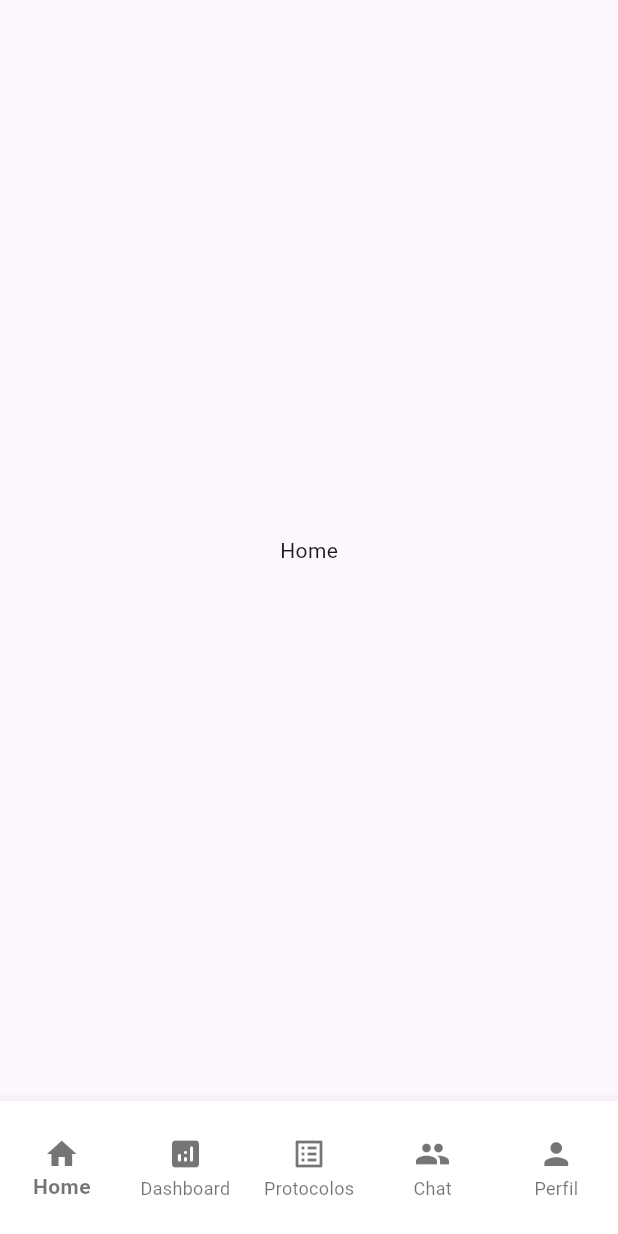
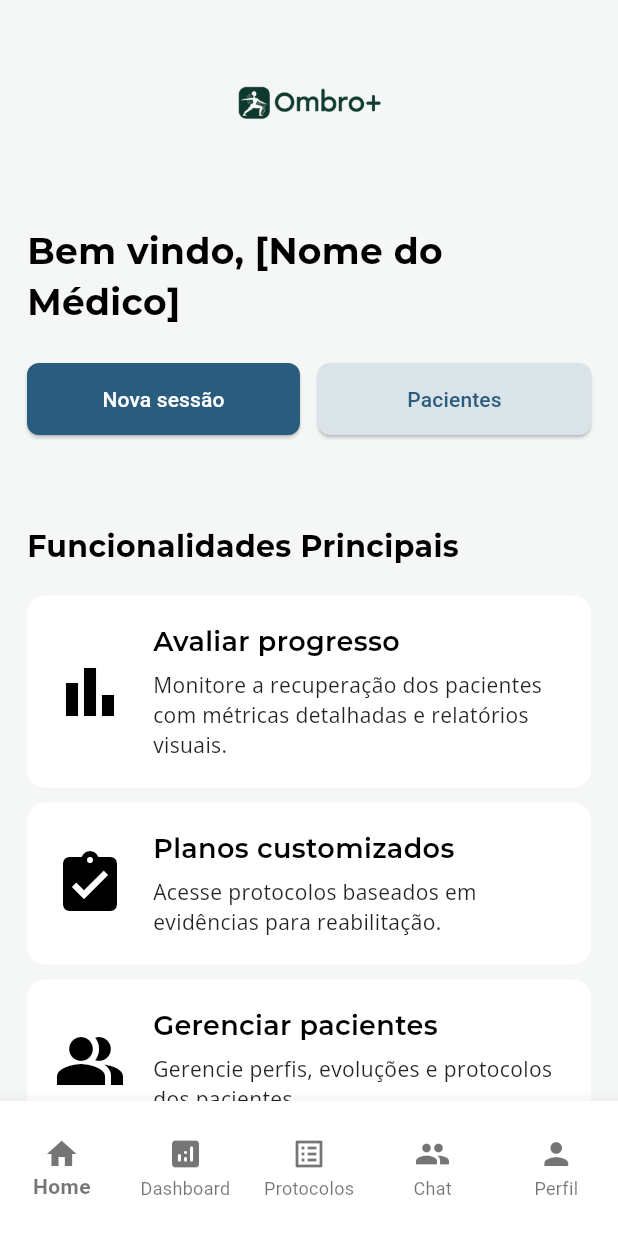
Before and after one commit to RafaelBertasso/OmbroPlus, a Flutter app: the DoctorHomePage screen opened by its route, on a phone screen of 412 x 824 dp. Run offline on Flutter 3.47's test engine with Material 3 defaults, Android fonts, the phone set to English and light mode, and no system bars; our stand-ins replace google_fonts.

Commit message:
First commit

```diff
--- /dev/null
+++ b/lib/components/feature.card.dart
@@ -0,0 +1,63 @@
+import 'package:flutter/material.dart';
+import 'package:google_fonts/google_fonts.dart';
+
+class FeatureCard extends StatelessWidget {
+  final String title;
+  final String description;
+  final IconData icon;
+  final Color color;
+  final VoidCallback onTap;
+
+  const FeatureCard({
+    super.key,
+    required this.title,
+    required this.description,
+    required this.icon,
+    required this.color,
+    required this.onTap,
+  });
+
+  @override
+  Widget build(BuildContext context) {
+    return InkWell(
+      onTap: onTap,
+      borderRadius: BorderRadius.circular(12),
+      child: Container(
+        padding: EdgeInsets.all(18.0),
+        decoration: BoxDecoration(
+          color: color,
+          borderRadius: BorderRadius.circular(12),
+        ),
+        child: Row(
+          children: [
+            Icon(icon, size: 48, color: Color.fromARGB(255, 0, 0, 0)),
+            SizedBox(width: 18),
+            Expanded(
+              child: Column(
+                crossAxisAlignment: CrossAxisAlignment.start,
+                children: [
+                  Text(
+                    title,
+                    style: GoogleFonts.montserrat(
+                      fontSize: 18,
+                      fontWeight: FontWeight.w600,
+                      color: Color.fromARGB(255, 0, 0, 0),
+                    ),
+                  ),
+                  SizedBox(height: 6),
+                  Text(
+                    description,
+                    style: GoogleFonts.openSans(
+                      fontSize: 14,
+                      color: Colors.black87,
+                    ),
+                  ),
+                ],
+              ),
+            ),
+          ],
+        ),
+      ),
+    );
+  }
+}
--- a/lib/screens/doctor.home.page.dart
+++ b/lib/screens/doctor/doctor.dashboard.page.dart
@@ -1,15 +1,17 @@
 import 'package:flutter/material.dart';
 import 'package:flutter_app_tg/components/doctor.navbar.dart';
 
-class DoctorHomePage extends StatefulWidget {
-  const DoctorHomePage({super.key});
+class DoctorDashboardPage extends StatefulWidget {
+  const DoctorDashboardPage({super.key});
 
   @override
-  State<DoctorHomePage> createState() => _DoctorHomePageState();
+  State<DoctorDashboardPage> createState() => _DoctorDashboardPageState();
 }
 
-class _DoctorHomePageState extends State<DoctorHomePage> {
-  int _selectedIndex = 0;
+class _DoctorDashboardPageState extends State<DoctorDashboardPage> {
+  int _selectedIndex = 1;
+  String? selectedPatient;
+  final List<String> patients = ['Patient 1', 'Patient 2', 'Patient 3'];
 
   void _onTabTapped(int index) {
     setState(() {
@@ -22,7 +24,8 @@ class _DoctorHomePageState extends State<DoctorHomePage> {
   @override
   Widget build(BuildContext context) {
     return Scaffold(
-      body: Center(child: Text('Home')),
+      backgroundColor: const Color(0xFFF4F7F6),
+      body: Text('oi'),
       bottomNavigationBar: DoctorNavbar(
         currentIndex: _selectedIndex,
         onTap: _onTabTapped,
--- /dev/null
+++ b/lib/screens/doctor/doctor.home.page.dart
@@ -0,0 +1,145 @@
+import 'package:flutter/material.dart';
+import 'package:flutter_app_tg/components/doctor.navbar.dart';
+import 'package:flutter_app_tg/components/feature.card.dart';
+import 'package:google_fonts/google_fonts.dart';
+
+class DoctorHomePage extends StatefulWidget {
+  const DoctorHomePage({super.key});
+
+  @override
+  State<DoctorHomePage> createState() => _DoctorHomePageState();
+}
+
+class _DoctorHomePageState extends State<DoctorHomePage> {
+  int _selectedIndex = 0;
+
+  void _onTabTapped(int index) {
+    setState(() {
+      _selectedIndex = index;
+    });
+    // Aqui você pode adicionar lógica para navegar para diferentes páginas
+    // dependendo do índice selecionado, se necessário.
+  }
+
+  @override
+  Widget build(BuildContext context) {
+    return Scaffold(
+      backgroundColor: const Color(0xFFF4F7F6),
+      body: Column(
+        children: [
+          Padding(
+            padding: EdgeInsetsGeometry.only(top: 18, bottom: 8),
+            child: Center(
+              child: Image.asset(
+                'assets/images/logo-app.png',
+                width: 100,
+                height: 100,
+              ),
+            ),
+          ),
+          Expanded(
+            child: SingleChildScrollView(
+              child: Padding(
+                padding: EdgeInsetsGeometry.symmetric(
+                  horizontal: 18.0,
+                  vertical: 24,
+                ),
+                child: Column(
+                  crossAxisAlignment: CrossAxisAlignment.start,
+                  children: [
+                    Text(
+                      'Bem vindo, [Nome do Médico]',
+                      style: GoogleFonts.montserrat(
+                        fontSize: 24,
+                        fontWeight: FontWeight.bold,
+                        color: Colors.black,
+                      ),
+                    ),
+                    SizedBox(height: 24),
+                    Row(
+                      children: [
+                        Expanded(
+                          child: ElevatedButton(
+                            style: ElevatedButton.styleFrom(
+                              backgroundColor: Color(0xFF2a5C7D),
+                              minimumSize: Size(0, 48),
+                              shape: RoundedRectangleBorder(
+                                borderRadius: BorderRadiusGeometry.circular(8),
+                              ),
+                            ),
+                            onPressed: () {},
+                            child: Text(
+                              'Nova sessão',
+                              style: TextStyle(color: Colors.white),
+                            ),
+                          ),
+                        ),
+                        SizedBox(width: 12),
+                        Expanded(
+                          child: ElevatedButton(
+                            style: ElevatedButton.styleFrom(
+                              backgroundColor: Color(0xffd9e3e8),
+                              minimumSize: Size(0, 48),
+                              shape: RoundedRectangleBorder(
+                                borderRadius: BorderRadiusGeometry.circular(8),
+                              ),
+                            ),
+                            onPressed: () {},
+                            child: Text(
+                              'Pacientes',
+                              style: TextStyle(color: Color(0xFF2A5C7D)),
+                            ),
+                          ),
+                        ),
+                      ],
+                    ),
+                    SizedBox(height: 60),
+                    Text(
+                      'Funcionalidades Principais',
+                      style: GoogleFonts.montserrat(
+                        fontSize: 20,
+                        fontWeight: FontWeight.w700,
+                        color: Colors.black,
+                      ),
+                    ),
+                    SizedBox(height: 18),
+                    FeatureCard(
+                      title: 'Avaliar progresso',
+                      description:
+                          'Monitore a recuperação dos pacientes com métricas detalhadas e relatórios visuais.',
+                      icon: Icons.bar_chart,
+                      color: Color.fromARGB(255, 255, 255, 255),
+                      onTap: () {},
+                    ),
+                    SizedBox(height: 10),
+                    FeatureCard(
+                      title: 'Planos customizados',
+                      description:
+                          'Acesse protocolos baseados em evidências para reabilitação.',
+                      icon: Icons.assignment_turned_in,
+                      color: Color.fromARGB(255, 255, 255, 255),
+                      onTap: () {},
+                    ),
+                    SizedBox(height: 10),
+                    FeatureCard(
+                      title: 'Gerenciar pacientes',
+                      description:
+                          'Gerencie perfis, evoluções e protocolos dos pacientes.',
+                      icon: Icons.people_alt,
+                      color: Color.fromARGB(255, 255, 255, 255),
+                      onTap: () {},
+                    ),
+                  ],
+                ),
+              ),
+            ),
+          ),
+        ],
+      ),
+      bottomNavigationBar: DoctorNavbar(
+        currentIndex: _selectedIndex,
+        onTap: _onTabTapped,
+      ),
+    );
+  }
+}
--- a/lib/screens/rehapp.page.dart
+++ b/lib/screens/rehapp.page.dart
@@ -1,5 +1,6 @@
 import 'package:flutter/material.dart';
-import 'package:flutter_app_tg/screens/doctor.home.page.dart';
+import 'package:flutter_app_tg/screens/doctor/doctor.dashboard.page.dart';
+import 'package:flutter_app_tg/screens/doctor/doctor.home.page.dart';
 import 'package:flutter_app_tg/screens/forgot.password.page.dart';
 import 'package:flutter_app_tg/screens/login.page.dart';
 import 'package:flutter_app_tg/screens/register.page.dart';
@@ -16,6 +17,7 @@ class Rehapp extends StatelessWidget {
         '/register': (context) => RegisterPage(),
         '/forgot-password': (context) => ForgotPasswordPage(),
         '/doctor-home': (context) => DoctorHomePage(),
+        '/doctor-dashboard': (context) => DoctorDashboardPage(),
       },
       debugShowCheckedModeBanner: false,
     );
```
Also changed, not shown: assets/images/logo-app-imagem.png (added), assets/images/logo-app.png.
